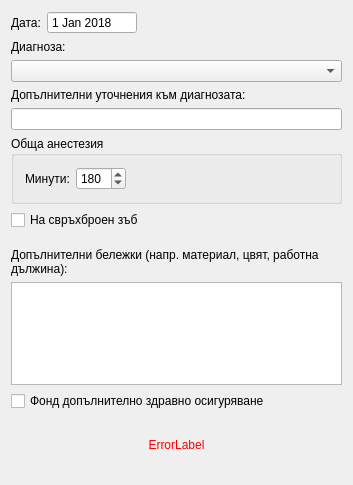
Above: src/View/SubWidgets/ProcedureInput.ui from thefinalcutbg/DinoDent before the change. Below: the same form after it.
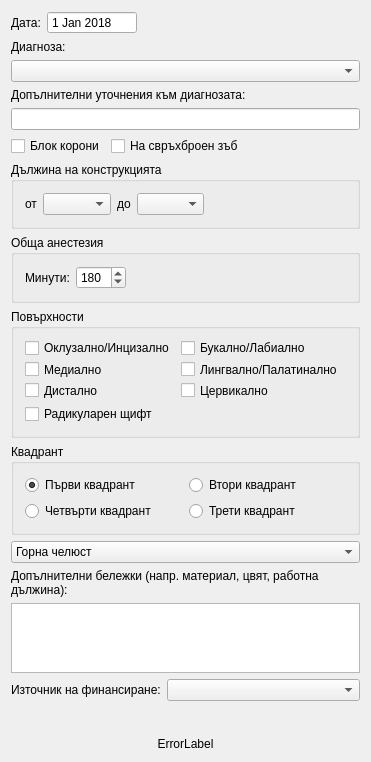
That is the form after the change. Custom widgets are drawn as their Qt base class.

Commit message: procedure add and edit dialogs refactored. To do: applyProcedure fn

```diff
--- a/src/View/SubWidgets/ProcedureInput.ui
+++ b/src/View/SubWidgets/ProcedureInput.ui
@@ -6,8 +6,8 @@
    <rect>
     <x>0</x>
     <y>0</y>
-    <width>353</width>
-    <height>485</height>
+    <width>371</width>
+    <height>752</height>
    </rect>
   </property>
   <property name="sizePolicy">
@@ -112,6 +112,108 @@
      </property>
     </widget>
    </item>
+   <item>
+    <layout class="QHBoxLayout" name="horizontalLayout_6">
+     <item>
+      <widget class="QCheckBox" name="rangeCheck">
+       <property name="text">
+        <string>Блок корони</string>
+       </property>
+      </widget>
+     </item>
+     <item>
+      <widget class="QCheckBox" name="hyperdonticCheckBox">
+       <property name="text">
+        <string>На свръхброен зъб</string>
+       </property>
+      </widget>
+     </item>
+     <item>
+      <spacer name="horizontalSpacer_3">
+       <property name="orientation">
+        <enum>Qt::Orientation::Horizontal</enum>
+       </property>
+       <property name="sizeHint" stdset="0">
+        <size>
+         <width>40</width>
+         <height>0</height>
+        </size>
+       </property>
+      </spacer>
+     </item>
+    </layout>
+   </item>
+   <item>
+    <widget class="QGroupBox" name="rangeGroup">
+     <property name="title">
+      <string>Дължина на конструкцията</string>
+     </property>
+     <layout class="QHBoxLayout" name="horizontalLayout_2">
+      <item>
+       <widget class="QLabel" name="label_4">
+        <property name="text">
+         <string>от</string>
+        </property>
+       </widget>
+      </item>
+      <item>
+       <widget class="QComboBox" name="beginCombo">
+        <property name="sizePolicy">
+         <sizepolicy hsizetype="Preferred" vsizetype="Fixed">
+          <horstretch>0</horstretch>
+          <verstretch>0</verstretch>
+         </sizepolicy>
+        </property>
+        <property name="minimumSize">
+         <size>
+          <width>66</width>
+          <height>0</height>
+         </size>
+        </property>
+       </widget>
+      </item>
+      <item>
+       <widget class="QLabel" name="label_3">
+        <property name="text">
+         <string>до</string>
+        </property>
+       </widget>
+      </item>
+      <item>
+       <widget class="QComboBox" name="endCombo">
+        <property name="sizePolicy">
+         <sizepolicy hsizetype="Preferred" vsizetype="Fixed">
+          <horstretch>0</horstretch>
+          <verstretch>0</verstretch>
+         </sizepolicy>
+        </property>
+        <property name="minimumSize">
+         <size>
+          <width>66</width>
+          <height>0</height>
+         </size>
+        </property>
+        <property name="editable">
+         <bool>false</bool>
+        </property>
+       </widget>
+      </item>
+      <item>
+       <spacer name="horizontalSpacer_2">
+        <property name="orientation">
+         <enum>Qt::Orientation::Horizontal</enum>
+        </property>
+        <property name="sizeHint" stdset="0">
+         <size>
+          <width>146</width>
+          <height>20</height>
+         </size>
+        </property>
+       </spacer>
+      </item>
+     </layout>
+    </widget>
+   </item>
    <item>
     <widget class="QGroupBox" name="anesthesiaGroup">
      <property name="title">
@@ -167,17 +269,160 @@
     </widget>
    </item>
    <item>
-    <widget class="QCheckBox" name="hyperdonticCheckBox">
-     <property name="text">
-      <string>На свръхброен зъб</string>
+    <widget class="QGroupBox" name="surfaceGroup">
+     <property name="title">
+      <string>Повърхности</string>
      </property>
+     <layout class="QVBoxLayout" name="verticalLayout_3">
+      <item>
+       <layout class="QHBoxLayout" name="horizontalLayout_4">
+        <item>
+         <layout class="QVBoxLayout" name="verticalLayout_2">
+          <item>
+           <widget class="QCheckBox" name="o_check">
+            <property name="text">
+             <string>Оклузално/Инцизално</string>
+            </property>
+           </widget>
+          </item>
+          <item>
+           <widget class="QCheckBox" name="m_check">
+            <property name="text">
+             <string>Медиално</string>
+            </property>
+           </widget>
+          </item>
+          <item>
+           <widget class="QCheckBox" name="d_check">
+            <property name="text">
+             <string>Дистално</string>
+            </property>
+           </widget>
+          </item>
+         </layout>
+        </item>
+        <item>
+         <layout class="QVBoxLayout" name="verticalLayout_8">
+          <item>
+           <widget class="QCheckBox" name="b_check">
+            <property name="text">
+             <string>Букално/Лабиално</string>
+            </property>
+           </widget>
+          </item>
+          <item>
+           <widget class="QCheckBox" name="l_check">
+            <property name="text">
+             <string>Лингвално/Палатинално</string>
+            </property>
+           </widget>
+          </item>
+          <item>
+           <widget class="QCheckBox" name="c_check">
+            <property name="text">
+             <string>Цервикално</string>
+            </property>
+           </widget>
+          </item>
+         </layout>
+        </item>
+        <item>
+         <spacer name="horizontalSpacer_4">
+          <property name="orientation">
+           <enum>Qt::Orientation::Horizontal</enum>
+          </property>
+          <property name="sizeHint" stdset="0">
+           <size>
+            <width>40</width>
+            <height>20</height>
+           </size>
+          </property>
+         </spacer>
+        </item>
+       </layout>
+      </item>
+      <item>
+       <widget class="QCheckBox" name="postCheck">
+        <property name="text">
+         <string>Радикуларен щифт</string>
+        </property>
+       </widget>
+      </item>
+     </layout>
     </widget>
    </item>
    <item>
-    <widget class="RangeWidget" name="rangeWidget" native="true"/>
+    <widget class="QGroupBox" name="quadrantGroup">
+     <property name="minimumSize">
+      <size>
+       <width>0</width>
+       <height>0</height>
+      </size>
+     </property>
+     <property name="title">
+      <string>Квадрант</string>
+     </property>
+     <layout class="QHBoxLayout" name="horizontalLayout_3">
+      <item>
+       <layout class="QVBoxLayout" name="verticalLayout_4">
+        <item>
+         <widget class="QRadioButton" name="quadrantFrist">
+          <property name="text">
+           <string>Първи квадрант</string>
+          </property>
+          <property name="checked">
+           <bool>true</bool>
+          </property>
+         </widget>
+        </item>
+        <item>
+         <widget class="QRadioButton" name="quadrantFourth">
+          <property name="text">
+           <string>Четвърти квадрант</string>
+          </property>
+         </widget>
+        </item>
+       </layout>
+      </item>
+      <item>
+       <layout class="QVBoxLayout" name="verticalLayout_5">
+        <item>
+         <widget class="QRadioButton" name="quadrantSecond">
+          <property name="text">
+           <string>Втори квадрант</string>
+          </property>
+         </widget>
+        </item>
+        <item>
+         <widget class="QRadioButton" name="quadrantThird">
+          <property name="text">
+           <string>Трети квадрант</string>
+          </property>
+         </widget>
+        </item>
+       </layout>
+      </item>
+     </layout>
+    </widget>
    </item>
    <item>
-    <widget class="SurfaceSelector" name="surfaceWidget" native="true"/>
+    <widget class="QComboBox" name="jawCombo">
+     <item>
+      <property name="text">
+       <string>Горна челюст</string>
+      </property>
+     </item>
+     <item>
+      <property name="text">
+       <string>Долна челюст</string>
+      </property>
+     </item>
+     <item>
+      <property name="text">
+       <string>Горна и долна челюст</string>
+      </property>
+     </item>
+    </widget>
    </item>
    <item>
     <widget class="QLabel" name="notesLabel">
@@ -215,17 +460,28 @@
     </widget>
    </item>
    <item>
-    <widget class="QCheckBox" name="PHIFcheckbox">
-     <property name="sizePolicy">
-      <sizepolicy hsizetype="Minimum" vsizetype="Preferred">
-       <horstretch>0</horstretch>
-       <verstretch>0</verstretch>
-      </sizepolicy>
+    <layout class="QHBoxLayout" name="horizontalLayout_7">
+     <property name="bottomMargin">
+      <number>30</number>
      </property>
-     <property name="text">
-      <string>Фонд допълнително здравно осигуряване</string>
-     </property>
-    </widget>
+     <item>
+      <widget class="QLabel" name="label_5">
+       <property name="text">
+        <string>Източник на финансиране:</string>
+       </property>
+      </widget>
+     </item>
+     <item>
+      <widget class="QComboBox" name="financingCombo">
+       <property name="sizePolicy">
+        <sizepolicy hsizetype="Expanding" vsizetype="Fixed">
+         <horstretch>0</horstretch>
+         <verstretch>0</verstretch>
+        </sizepolicy>
+       </property>
+      </widget>
+     </item>
+    </layout>
    </item>
    <item>
     <spacer name="verticalSpacer">
@@ -249,7 +505,7 @@
       </sizepolicy>
      </property>
      <property name="styleSheet">
-      <string notr="true">color: red</string>
+      <string notr="true"/>
      </property>
      <property name="text">
       <string>ErrorLabel</string>
@@ -281,18 +537,6 @@
    <extends>QDateEdit</extends>
    <header>View/uiComponents/DateEdit.h</header>
   </customwidget>
-  <customwidget>
-   <class>SurfaceSelector</class>
-   <extends>QWidget</extends>
-   <header>View/SubWidgets/SurfaceSelector.h</header>
-   <container>1</container>
-  </customwidget>
-  <customwidget>
-   <class>RangeWidget</class>
-   <extends>QWidget</extends>
-   <header>View/SubWidgets/RangeWidget.h</header>
-   <container>1</container>
-  </customwidget>
   <customwidget>
    <class>LineEdit</class>
    <extends>QLineEdit</extends>
```
Left out of the diff: 12 changed lines with no effect on the pictures. The commit also changes 51 other files.
